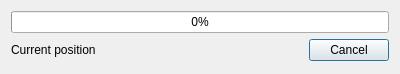
This is src/ui/FileAdditionProgressDialog.ui in trebleshot/desktop as Qt 5 draws it before an edit. The edited form follows.
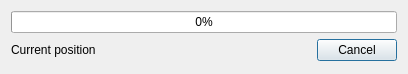
This is the edited form.

Commit message: Fix closing due to dialog appearing on a non-ui thread

Diff of the .ui file:
```diff
--- a/src/ui/FileAdditionProgressDialog.ui
+++ b/src/ui/FileAdditionProgressDialog.ui
@@ -47,11 +47,23 @@
      <item>
       <widget class="QLabel" name="label">
        <property name="sizePolicy">
-        <sizepolicy hsizetype="Minimum" vsizetype="Fixed">
+        <sizepolicy hsizetype="Fixed" vsizetype="Fixed">
          <horstretch>0</horstretch>
          <verstretch>0</verstretch>
         </sizepolicy>
        </property>
+       <property name="minimumSize">
+        <size>
+         <width>300</width>
+         <height>0</height>
+        </size>
+       </property>
+       <property name="maximumSize">
+        <size>
+         <width>200</width>
+         <height>16777215</height>
+        </size>
+       </property>
        <property name="text">
         <string>Current position</string>
        </property>
```
The commit also changes 4 other files.
